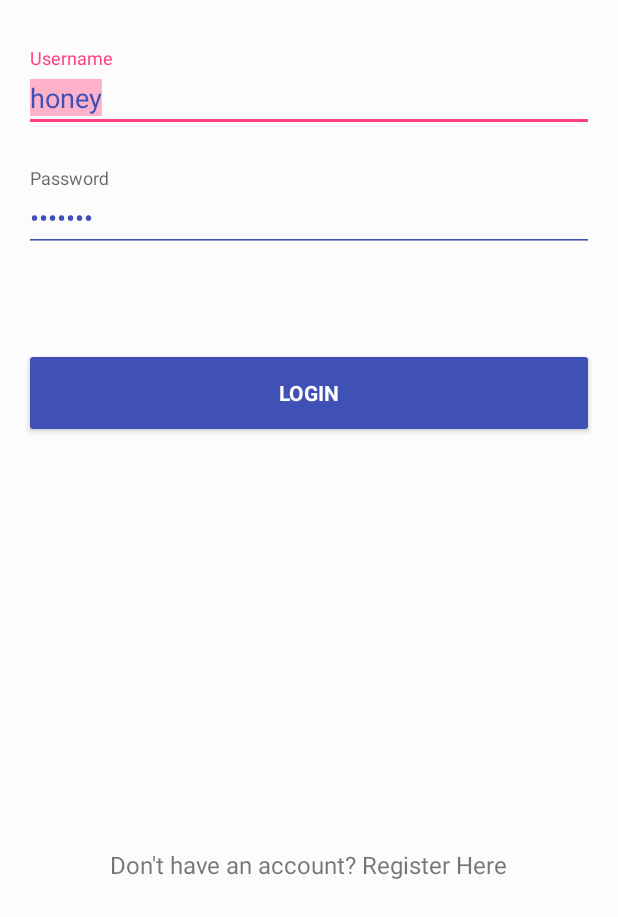
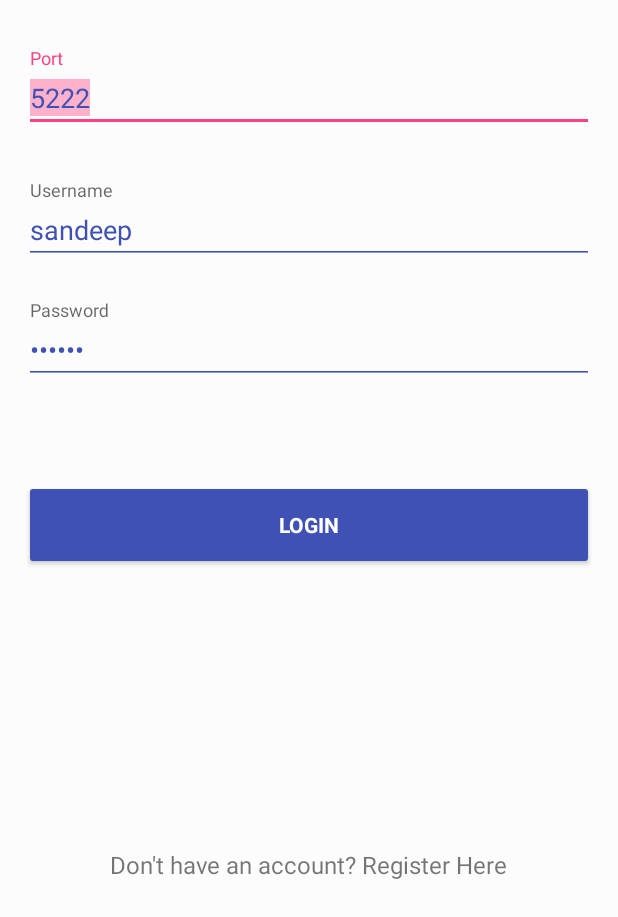
Before and after one commit to noundla/InnoChat, an Android app: the screen it shows after launch (MainActivity), on a phone screen of 412 x 824 dp, the part 319-1236 px from its top. Run offline under Robolectric (Android 15) with nearby library versions, the phone set to English and light mode, and no system bars; libraries missing offline, so code that uses them is left out: io.realm, org.jivesoftware.smack, org.jivesoftware.smackx, org.jxmpp.stringprep; 3 statements that could not run were skipped.

```diff
--- a/app/build.gradle
+++ b/app/build.gradle
@@ -45,7 +45,8 @@ dependencies {
     implementation "org.igniterealtime.smack:smack-android:$smack_version"
     implementation "org.igniterealtime.smack:smack-experimental:$smack_version"
     implementation "org.igniterealtime.smack:smack-tcp:$smack_version"
-    //implementation "org.igniterealtime.smack:smack-im:$smack_version"
+    implementation "org.igniterealtime.smack:smack-core:$smack_version"
+    implementation "org.igniterealtime.smack:smack-im:$smack_version"
 
     implementation 'com.android.support:customtabs:27.1.1'
 
--- a/app/src/main/java/com/inno/innochat/Constants.kt
+++ b/app/src/main/java/com/inno/innochat/Constants.kt
@@ -3,7 +3,8 @@ package com.inno.innochat
 object Constants {
     const val DOMAIN = "im.koderoot.net"
     const val HOST = "im.koderoot.net"
-    const val PORT = 5222//443
+    const val DEF_PORT = 5223//443
+    var PORT = DEF_PORT
 
     const val SP_USER_NAME = "xmpp_jid"
     const val SP_PASSWORD = "xmpp_password"
--- a/app/src/main/java/com/inno/innochat/model/UsersModel.kt
+++ b/app/src/main/java/com/inno/innochat/model/UsersModel.kt
@@ -8,7 +8,6 @@ import com.inno.innochat.Constants
 import io.realm.Realm
 import io.realm.RealmResults
 import org.jivesoftware.smack.roster.RosterEntry
-import org.jxmpp.jid.Jid
 /**
  * @author Sandeep Noundla
  * */
@@ -89,11 +88,11 @@ class UsersModel {
             override fun execute(realm: Realm) {
                 for ((i, item) in entries.withIndex()) {
                     var name = if (TextUtils.isEmpty(item.name)) {
-                        item.jid.toString().split("@".toRegex()).dropLastWhile { it.isEmpty() }.toTypedArray()[0]
+                        item.user.toString().split("@".toRegex()).dropLastWhile { it.isEmpty() }.toTypedArray()[0]
                     } else {
                         item.name
                     }
-                    val user = User(item.jid.toString(), name,
+                    val user = User(item.user.toString(), name,
                             imageUrls[i%imageUrls.size],
                             isCommTo = currentUser!!.id)
                     realm.insertOrUpdate(user)
--- a/app/src/main/java/com/inno/innochat/ui/LoginFragment.kt
+++ b/app/src/main/java/com/inno/innochat/ui/LoginFragment.kt
@@ -121,6 +121,12 @@ class LoginFragment : Fragment() {
 
         val userName = userNameET.text.toString()
         val password = passwordET.text.toString()
+        val enteredPort = portNumberET.text.toString()
+        try {
+            Constants.PORT = enteredPort.toInt()
+        } catch (e: Exception) {
+            Constants.PORT = Constants.DEF_PORT
+        }
 
         var cancel = false
         var focusView: View? = null
--- a/app/src/main/java/com/inno/innochat/ui/UsersListFragment.kt
+++ b/app/src/main/java/com/inno/innochat/ui/UsersListFragment.kt
@@ -35,8 +35,6 @@ import ir.rainday.easylist.RecyclerViewAdapter
 import ir.rainday.easylist.setEmptyView
 import kotlinx.android.synthetic.main.fragment_users_list.*
 import java.util.*
-import org.jxmpp.jid.impl.JidCreate
-import org.jxmpp.jid.EntityBareJid
 /**
  * This fragment is used to display users list(friends list) screen.
  * User can perform search operation to find a friend easily here.
--- a/app/src/main/res/layout/fragment_login.xml
+++ b/app/src/main/res/layout/fragment_login.xml
@@ -30,6 +30,32 @@
         app:layout_constraintGuide_percent="0.12" />
 
     <android.support.design.widget.TextInputLayout
+        android:id="@+id/portNumberTIL"
+        android:layout_width="0dp"
+        android:layout_height="wrap_content"
+        android:layout_marginLeft="16dp"
+        android:layout_marginRight="16dp"
+        android:layout_marginTop="32dp"
+        app:layout_constraintEnd_toEndOf="parent"
+        app:layout_constraintStart_toStartOf="parent"
+        app:layout_constraintTop_toBottomOf="@+id/title">
+
+        <android.support.design.widget.TextInputEditText
+            android:id="@+id/portNumberET"
+            android:layout_width="match_parent"
+            android:layout_height="wrap_content"
+            android:hint="@string/port"
+            android:imeOptions="actionNext"
+            android:inputType="number"
+            android:maxLength="10"
+            android:selectAllOnFocus="true"
+            android:singleLine="true"
+            android:text="5222"
+            android:textAlignment="viewStart"
+            android:textColor="@color/colorPrimary"
+            android:textColorHint="@color/colorAccent" />
+    </android.support.design.widget.TextInputLayout>
+    <android.support.design.widget.TextInputLayout
         android:id="@+id/userNameTIL"
         android:layout_width="0dp"
         android:layout_height="wrap_content"
@@ -38,7 +64,7 @@
         android:layout_marginTop="32dp"
         app:layout_constraintEnd_toEndOf="parent"
         app:layout_constraintStart_toStartOf="parent"
-        app:layout_constraintTop_toBottomOf="@+id/title">
+        app:layout_constraintTop_toBottomOf="@+id/portNumberTIL">
 
         <android.support.design.widget.TextInputEditText
             android:id="@+id/userNameET"
@@ -50,7 +76,7 @@
             android:maxLength="10"
             android:selectAllOnFocus="true"
             android:singleLine="true"
-            android:text="honey"
+            android:text="sandeep"
             android:textAlignment="viewStart"
             android:textColor="@color/colorPrimary"
             android:textColorHint="@color/colorAccent" />
@@ -77,7 +103,7 @@
             android:maxLength="10"
             android:selectAllOnFocus="true"
             android:singleLine="true"
-            android:text="test123"
+            android:text="123456"
             android:textAlignment="viewStart"
             android:textColor="@color/colorPrimary"
             android:textColorHint="@color/colorAccent" />
--- a/app/src/main/res/values/strings.xml
+++ b/app/src/main/res/values/strings.xml
@@ -17,4 +17,5 @@
     <string name="add">Add</string>
     <string name="add_person">Add Person</string>
     <string name="your_message_here">Type a message</string>
+    <string name="port">Port</string>
 </resources>
--- a/build.gradle
+++ b/build.gradle
@@ -3,7 +3,7 @@
 buildscript {
     ext.kotlin_version = '1.2.51'
     ext.support_library_version = '27.1.1'
-    ext.smack_version = '4.3.0'
+    ext.smack_version = '4.1.1'
 
     repositories {
         google()
```
Also changed, not shown: app/src/main/java/com/inno/innochat/xmpp/InnoChatConnection.kt (+107 -70 lines).
